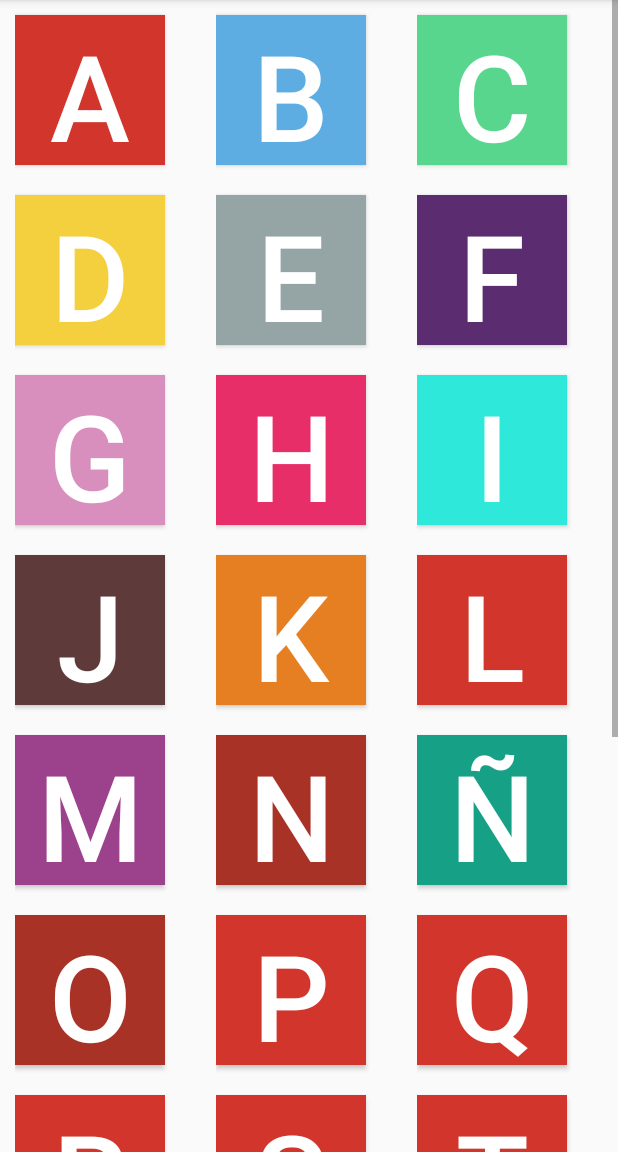
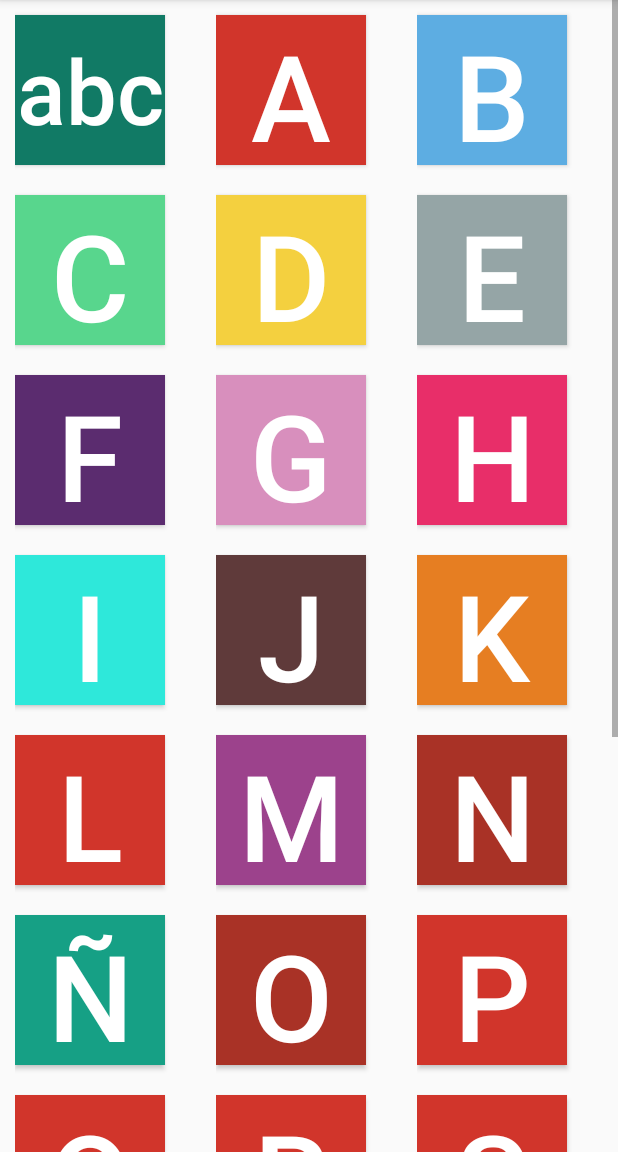
Before and after one commit to tonyfaros/GuideToCR, an Android app: the fragment Palabras placed in its activity, on a phone screen of 412 x 824 dp, the part 84-1236 px from its top. Run offline under Robolectric (Android 15) with nearby library versions, the phone set to English and light mode, and no system bars; network calls fail.

Commit message:
arreglos menores

```diff
--- a/app/src/main/java/com/example/anthony_pc/guidetocr/Adapters/Dic_adapter.java
+++ b/app/src/main/java/com/example/anthony_pc/guidetocr/Adapters/Dic_adapter.java
@@ -51,6 +51,8 @@ public class Dic_adapter extends ArrayAdapter {
 
         button.setText(lista_letras.get(position).getLetra());
         button.setBackgroundColor(Color.parseColor(lista_letras.get(position).getColor()));
+        if(position == 0)
+            button.setTextSize(60);
 
         listView.setOnItemClickListener(new AdapterView.OnItemClickListener() {
             @Override
--- a/app/src/main/java/com/example/anthony_pc/guidetocr/Fragments/Lugares.java
+++ b/app/src/main/java/com/example/anthony_pc/guidetocr/Fragments/Lugares.java
@@ -61,7 +61,7 @@ public class Lugares extends ListFragment implements SearchView.OnQueryTextListe
     public void onCreate(@Nullable Bundle savedInstanceState) {
         super.onCreate(savedInstanceState);
         context = getActivity();
-        setHasOptionsMenu(true);
+
     }
 
     @Override
--- a/app/src/main/java/com/example/anthony_pc/guidetocr/Fragments/Palabras.java
+++ b/app/src/main/java/com/example/anthony_pc/guidetocr/Fragments/Palabras.java
@@ -26,8 +26,8 @@ public class Palabras extends Fragment {
     Dic_adapter adapter;
     GridView grid;
     ArrayList<ItemDic> List = new ArrayList<>();
-    String[] letra = {"A","B","C","D","E","F","G","H","I","J","K","L","M","N","Ñ","O","P","Q","R","S","T","U","V","W","X","Y","Z","abc"};
-    String[] color = {"#D1352B","#5DADE2","#58D68D","#F4D03F","#95A5A6","#5B2C6F","#D88FBD","#E82E69","#2EE8DA","#5F3A3A","#E67E22","#D1352B","#9C428C","#A93226","#16A085","#A93226","#D1352B","#D1352B","#D1352B","#D1352B","#D1352B","#D1352B","#D1352B","#D1352B","#D1352B","#D1352B","#D1352B","#D1352B"};
+    String[] letra = {"abc","A","B","C","D","E","F","G","H","I","J","K","L","M","N","Ñ","O","P","Q","R","S","T","U","V","W","X","Y","Z"};
+    String[] color = {"#117A65","#D1352B","#5DADE2","#58D68D","#F4D03F","#95A5A6","#5B2C6F","#D88FBD","#E82E69","#2EE8DA","#5F3A3A","#E67E22","#D1352B","#9C428C","#A93226","#16A085","#A93226","#D1352B","#D1352B","#D1352B","#D1352B","#D1352B","#D1352B","#D1352B","#D1352B","#D1352B","#D1352B","#D1352B"};
 
 
 
```
Also changed, not shown: app/src/main/java/com/example/anthony_pc/guidetocr/Activities/Lista_lugares.java (+19 -0 lines), app/src/main/java/com/example/anthony_pc/guidetocr/Activities/Lugar_activity.java (+10 -2 lines).
